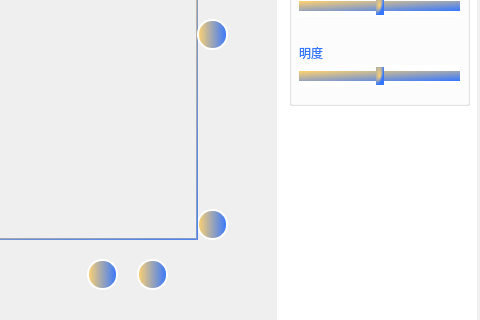
First picture: the form in qt_demo/mainwindow.ui, repository Signal-groupproject/digital_signal, before the edit; both pictures show x 653 to 1133 and y 211 to 531 of the 1133 by 752 pixel window.
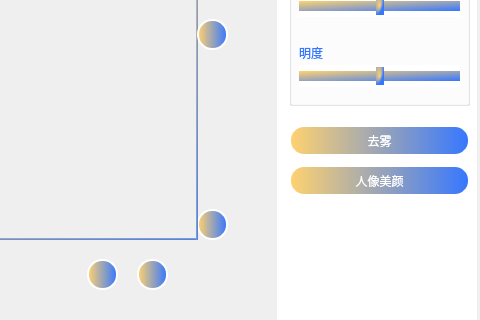
Second picture: the form after the edit. The open tabs and pages were chosen to show the change.

```diff
--- a/qt_demo/mainwindow.ui
+++ b/qt_demo/mainwindow.ui
@@ -1866,6 +1866,86 @@
       <string/>
      </property>
     </widget>
+    <widget class="QPushButton" name="defog">
+     <property name="geometry">
+      <rect>
+       <x>10</x>
+       <y>310</y>
+       <width>181</width>
+       <height>31</height>
+      </rect>
+     </property>
+     <property name="styleSheet">
+      <string notr="true">QPushButton {
+    font: 10pt &quot;微软雅黑&quot;;
+    color: #FFFFFF;
+    background: qlineargradient(spread:pad, x1:0, y1:0, x2:1, y2:0, stop:0 #ffd26f, stop:1 #3677ff);
+    border-radius: 15px;
+    border-style: solid;
+    border-width: 2px;
+    padding: 5px;
+}
+
+QPushButton:hover,
+QPushButton:pressed,
+QPushButton:checked {
+    color: #FFFFFF;
+    background: qlineargradient(spread:pad, x1:0, y1:0, x2:1, y2:0, stop:0 #ffd26f, stop:1 #3677ff);
+}
+
+QPushButton:pressed,
+QPushButton:checked {
+    background: qlineargradient(spread:pad, x1:0, y1:0, x2:0, y2:1, stop:0 #ffd26f, stop:1 #3677ff);
+}
+</string>
+     </property>
+     <property name="text">
+      <string>去雾</string>
+     </property>
+     <property name="checkable">
+      <bool>false</bool>
+     </property>
+    </widget>
+    <widget class="QPushButton" name="beautiful">
+     <property name="geometry">
+      <rect>
+       <x>10</x>
+       <y>350</y>
+       <width>181</width>
+       <height>31</height>
+      </rect>
+     </property>
+     <property name="styleSheet">
+      <string notr="true">QPushButton {
+    font: 10pt &quot;微软雅黑&quot;;
+    color: #FFFFFF;
+    background: qlineargradient(spread:pad, x1:0, y1:0, x2:1, y2:0, stop:0 #ffd26f, stop:1 #3677ff);
+    border-radius: 15px;
+    border-style: solid;
+    border-width: 2px;
+    padding: 5px;
+}
+
+QPushButton:hover,
+QPushButton:pressed,
+QPushButton:checked {
+    color: #FFFFFF;
+    background: qlineargradient(spread:pad, x1:0, y1:0, x2:1, y2:0, stop:0 #ffd26f, stop:1 #3677ff);
+}
+
+QPushButton:pressed,
+QPushButton:checked {
+    background: qlineargradient(spread:pad, x1:0, y1:0, x2:0, y2:1, stop:0 #ffd26f, stop:1 #3677ff);
+}
+</string>
+     </property>
+     <property name="text">
+      <string>人像美颜</string>
+     </property>
+     <property name="checkable">
+      <bool>false</bool>
+     </property>
+    </widget>
    </widget>
   </widget>
  </widget>
```
Left out of the diff: 2 changed lines with no effect on the pictures.
